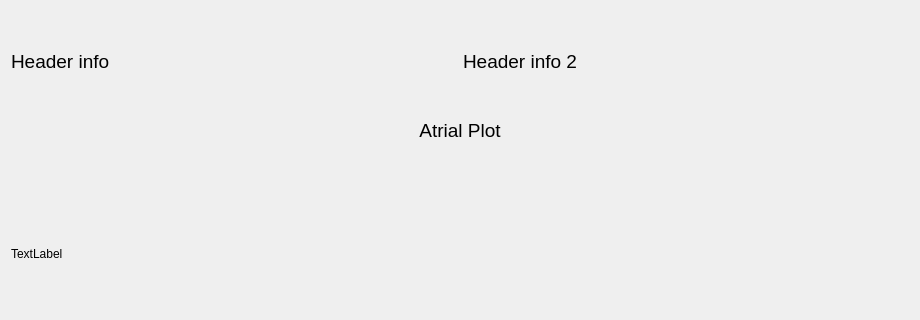
Before: the Qt Designer form DCM/ui_files/egram_report.ui in CarlosCapili/3K04-Pacemaker-Project, drawn with Qt 5; both pictures show x 0 to 920 and y 0 to 320 of the 920 by 647 pixel window.
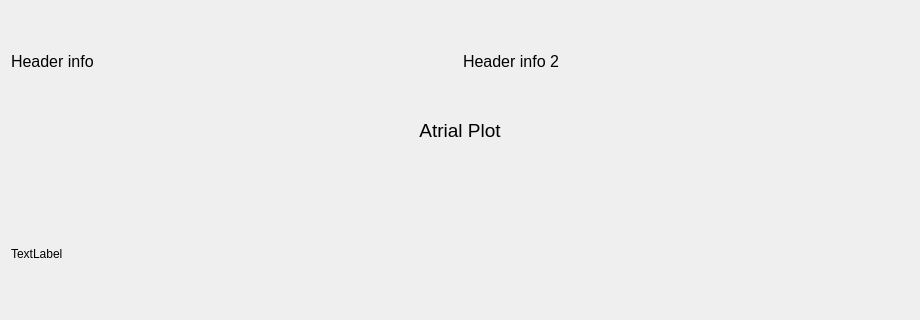
After: the same form once the commit is applied.

Commit message: header info

```diff
--- a/DCM/ui_files/egram_report.ui
+++ b/DCM/ui_files/egram_report.ui
@@ -44,7 +44,7 @@
        </property>
        <property name="font">
         <font>
-         <pointsize>14</pointsize>
+         <pointsize>12</pointsize>
         </font>
        </property>
        <property name="text">
@@ -59,7 +59,7 @@
       <widget class="QLabel" name="header_label_right">
        <property name="font">
         <font>
-         <pointsize>14</pointsize>
+         <pointsize>12</pointsize>
         </font>
        </property>
        <property name="text">
```
The commit also changes 1 other file.
